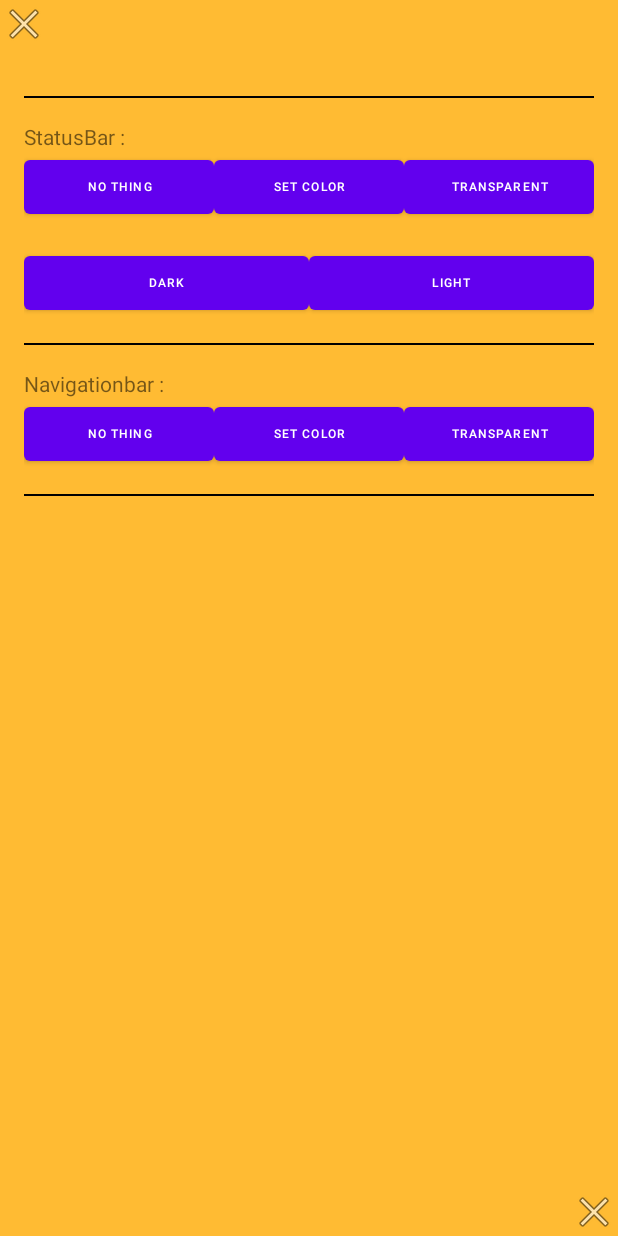
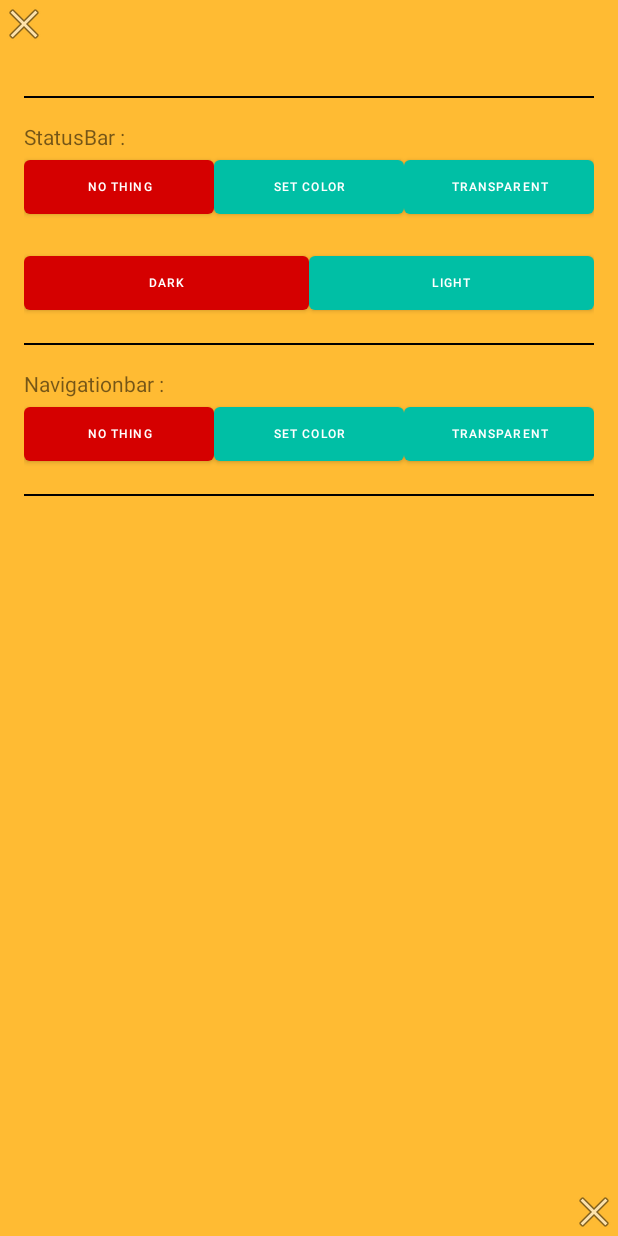
Before and after one commit to apprang/Barnava, an Android app: the screen it shows after launch (MainActivity), on a phone screen of 412 x 824 dp. Run offline under Robolectric (Android 15) with nearby library versions, the phone set to English and light mode, and no system bars.

Commit message:
complete sample app fix colored status bar bug

```diff
--- a/app/src/main/java/ir/apprang/barnavasample/MainActivity.java
+++ b/app/src/main/java/ir/apprang/barnavasample/MainActivity.java
@@ -6,10 +6,21 @@ import android.view.View;
 import android.widget.Button;
 
 import androidx.appcompat.app.AppCompatActivity;
+import androidx.core.content.ContextCompat;
 
 import ir.apprang.barnava.Barnava;
 
 public class MainActivity extends AppCompatActivity {
+
+
+    Button btn_statusbar_do_no_thing;
+    Button btn_statusbar_set_color;
+    Button btn_statusbar_transparent;
+    Button btn_statusbar_light;
+    Button btn_statusbar_dark;
+    Button btn_navigation_do_no_thing;
+    Button btn_navigation_set_color;
+    Button btn_navigation_transparent;
 
     int statusbar = 0;
     int navigationbar = 0;
@@ -26,6 +37,7 @@ public class MainActivity extends AppCompatActivity {
 
 
         if (getIntent().hasExtra("statusbar")) {
+
             statusbar = getIntent().getIntExtra("statusbar", 0);
             navigationbar = getIntent().getIntExtra("navigationbar", 0);
             light_mode = getIntent().getBooleanExtra("light_mode", false);
@@ -34,7 +46,7 @@ public class MainActivity extends AppCompatActivity {
         }
 
 
-        Button btn_statusbar_do_no_thing = findViewById(R.id.doNoThing);
+        btn_statusbar_do_no_thing = findViewById(R.id.doNoThing);
         btn_statusbar_do_no_thing.setOnClickListener(new View.OnClickListener() {
             @Override
             public void onClick(View view) {
@@ -44,7 +56,7 @@ public class MainActivity extends AppCompatActivity {
             }
         });
 
-        Button btn_statusbar_set_color = findViewById(R.id.colored);
+        btn_statusbar_set_color = findViewById(R.id.colored);
         btn_statusbar_set_color.setOnClickListener(new View.OnClickListener() {
             @Override
             public void onClick(View view) {
@@ -53,7 +65,7 @@ public class MainActivity extends AppCompatActivity {
             }
         });
 
-        Button btn_statusbar_transparent = findViewById(R.id.transparent);
+        btn_statusbar_transparent = findViewById(R.id.transparent);
         btn_statusbar_transparent.setOnClickListener(new View.OnClickListener() {
             @Override
             public void onClick(View view) {
@@ -62,7 +74,7 @@ public class MainActivity extends AppCompatActivity {
             }
         });
 
-        Button btn_statusbar_light = findViewById(R.id.light);
+        btn_statusbar_light = findViewById(R.id.light);
         btn_statusbar_light.setOnClickListener(new View.OnClickListener() {
             @Override
             public void onClick(View view) {
@@ -71,7 +83,7 @@ public class MainActivity extends AppCompatActivity {
             }
         });
 
-        Button btn_statusbar_dark = findViewById(R.id.dark);
+        btn_statusbar_dark = findViewById(R.id.dark);
         btn_statusbar_dark.setOnClickListener(new View.OnClickListener() {
             @Override
             public void onClick(View view) {
@@ -80,7 +92,7 @@ public class MainActivity extends AppCompatActivity {
             }
         });
 
-        Button btn_navigation_do_no_thing = findViewById(R.id.NdoNoThing);
+        btn_navigation_do_no_thing = findViewById(R.id.NdoNoThing);
         btn_navigation_do_no_thing.setOnClickListener(new View.OnClickListener() {
             @Override
             public void onClick(View view) {
@@ -89,7 +101,7 @@ public class MainActivity extends AppCompatActivity {
             }
         });
 
-        Button btn_navigation_set_color = findViewById(R.id.Ncolored);
+        btn_navigation_set_color = findViewById(R.id.Ncolored);
         btn_navigation_set_color.setOnClickListener(new View.OnClickListener() {
             @Override
             public void onClick(View view) {
@@ -98,7 +110,7 @@ public class MainActivity extends AppCompatActivity {
             }
         });
 
-        Button btn_navigation_transparent = findViewById(R.id.Ntransparent);
+        btn_navigation_transparent = findViewById(R.id.Ntransparent);
         btn_navigation_transparent.setOnClickListener(new View.OnClickListener() {
             @Override
             public void onClick(View view) {
@@ -107,6 +119,8 @@ public class MainActivity extends AppCompatActivity {
 
             }
         });
+
+        changeBtnColor();
 
     }
 
@@ -121,4 +135,48 @@ public class MainActivity extends AppCompatActivity {
 
     }
 
+
+    public void changeBtnColor() {
+
+        if (statusbar > 0) {
+            btn_statusbar_do_no_thing.setBackgroundColor(ContextCompat.getColor(MainActivity.this, R.color.green));
+            btn_statusbar_set_color.setBackgroundColor(ContextCompat.getColor(MainActivity.this, R.color.red));
+            btn_statusbar_transparent.setBackgroundColor(ContextCompat.getColor(MainActivity.this, R.color.green));
+        } else if (statusbar < 0) {
+            btn_statusbar_do_no_thing.setBackgroundColor(ContextCompat.getColor(MainActivity.this, R.color.green));
+            btn_statusbar_set_color.setBackgroundColor(ContextCompat.getColor(MainActivity.this, R.color.green));
+            btn_statusbar_transparent.setBackgroundColor(ContextCompat.getColor(MainActivity.this, R.color.red));
+        } else if (statusbar == 0) {
+            btn_statusbar_do_no_thing.setBackgroundColor(ContextCompat.getColor(MainActivity.this, R.color.red));
+            btn_statusbar_set_color.setBackgroundColor(ContextCompat.getColor(MainActivity.this, R.color.green));
+            btn_statusbar_transparent.setBackgroundColor(ContextCompat.getColor(MainActivity.this, R.color.green));
+        }
+
+
+        if (light_mode) {
+            btn_statusbar_light.setBackgroundColor(ContextCompat.getColor(MainActivity.this, R.color.red));
+            btn_statusbar_dark.setBackgroundColor(ContextCompat.getColor(MainActivity.this, R.color.green));
+        } else {
+            btn_statusbar_light.setBackgroundColor(ContextCompat.getColor(MainActivity.this, R.color.green));
+            btn_statusbar_dark.setBackgroundColor(ContextCompat.getColor(MainActivity.this, R.color.red));
+        }
+
+
+        if (navigationbar > 0) {
+            btn_navigation_do_no_thing.setBackgroundColor(ContextCompat.getColor(MainActivity.this, R.color.green));
+            btn_navigation_set_color.setBackgroundColor(ContextCompat.getColor(MainActivity.this, R.color.red));
+            btn_navigation_transparent.setBackgroundColor(ContextCompat.getColor(MainActivity.this, R.color.green));
+        } else if (navigationbar < 0) {
+            btn_navigation_do_no_thing.setBackgroundColor(ContextCompat.getColor(MainActivity.this, R.color.green));
+            btn_navigation_set_color.setBackgroundColor(ContextCompat.getColor(MainActivity.this, R.color.green));
+            btn_navigation_transparent.setBackgroundColor(ContextCompat.getColor(MainActivity.this, R.color.red));
+        } else if (navigationbar == 0) {
+            btn_navigation_do_no_thing.setBackgroundColor(ContextCompat.getColor(MainActivity.this, R.color.red));
+            btn_navigation_set_color.setBackgroundColor(ContextCompat.getColor(MainActivity.this, R.color.green));
+            btn_navigation_transparent.setBackgroundColor(ContextCompat.getColor(MainActivity.this, R.color.green));
+        }
+
+
+    }
+
 }
--- a/app/src/main/res/values/colors.xml
+++ b/app/src/main/res/values/colors.xml
@@ -8,4 +8,6 @@
     <color name="black">#FF000000</color>
     <color name="white">#FFFFFFFF</color>
     <color name="yellow">#FFEB3B</color>
+    <color name="red">#D50000</color>
+    <color name="green">#00BFA5</color>
 </resources>
```
Also changed, not shown: Barnava/src/main/java/ir/apprang/barnava/Barnava.java (+5 -5 lines).
